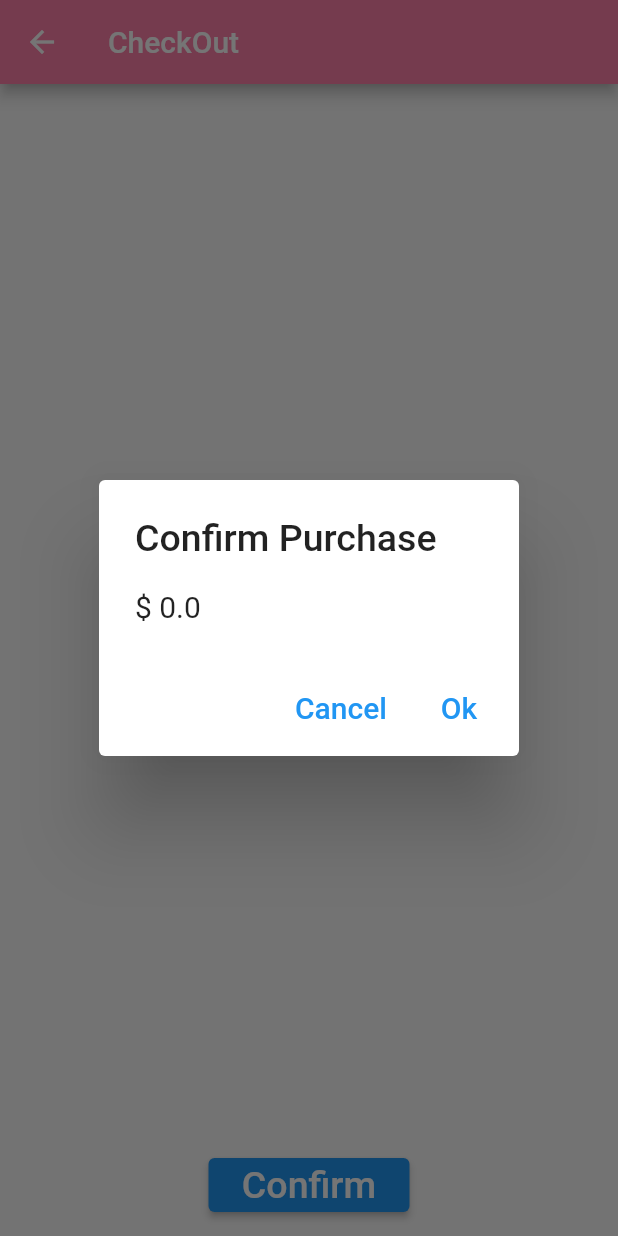
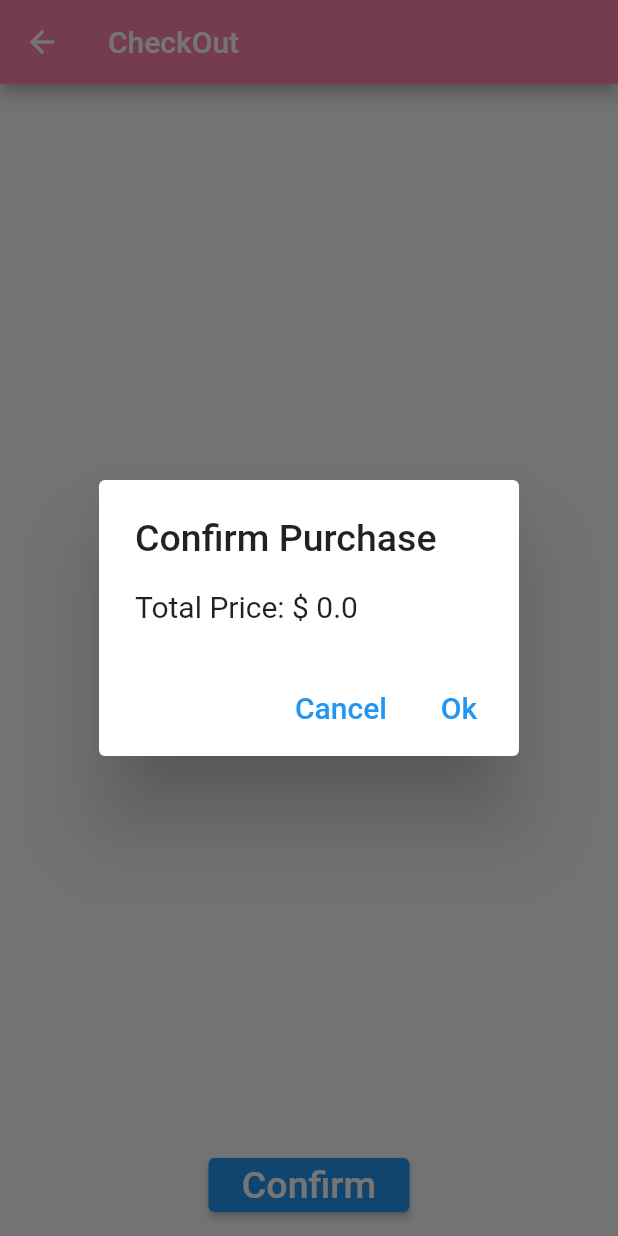
Before and after one commit to cp-sneha-s/make_up_unit_testing, a Flutter app: the CartScreen screen opened directly, after a tap on "Confirm", on a phone screen of 412 x 824 dp. Run offline on Flutter 3.47's test engine with Material 2 defaults, Android fonts, the phone set to English and light mode, and no system bars; network calls fail.

Commit message:
Add title to total price

```diff
--- a/lib/ui/cart_screen.dart
+++ b/lib/ui/cart_screen.dart
@@ -50,7 +50,7 @@ class _CartScreenState extends State<CartScreen> {
                               return AlertDialog(
                                 title: const Text('Confirm Purchase',
                                     style: TextStyle(fontSize: 25)),
-                                content: Text('\$ ${cartModel.price}',style: const TextStyle(fontSize: 20)),
+                                content: Text('Total Price: \$ ${cartModel.price}',style: const TextStyle(fontSize: 20)),
                                 actions: [
                                   TextButton(
                                       onPressed: () {
```
